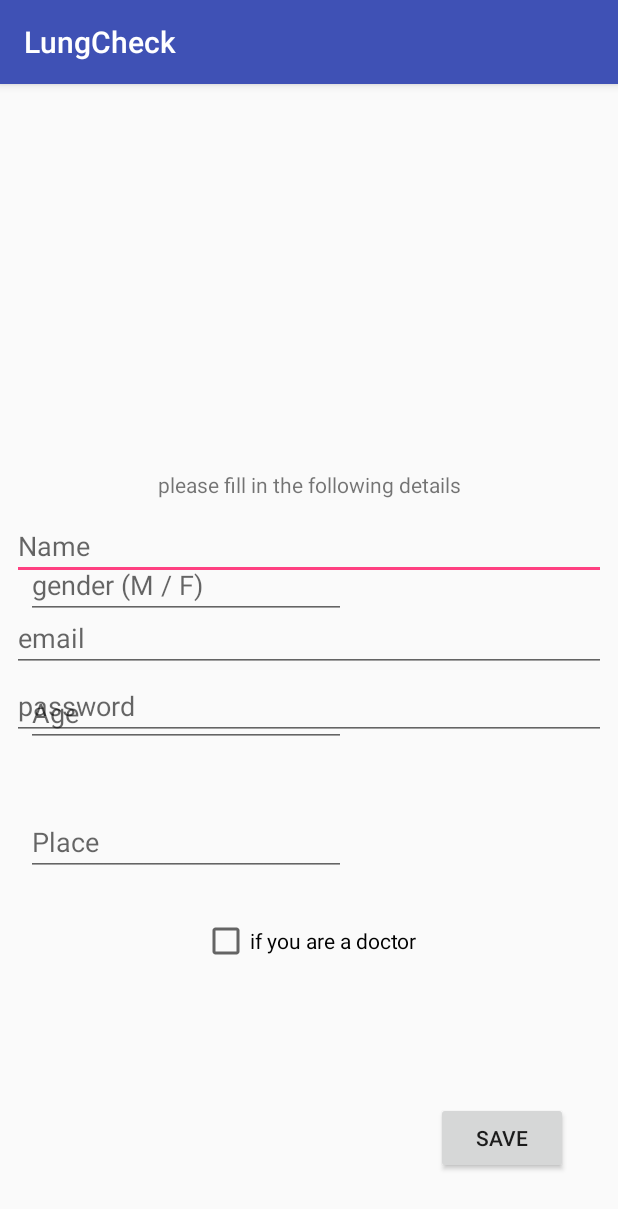
After one commit to HeyangSun/Capstone_LungCheck, an Android app: the SignUp screen opened directly, with no data from a screen before it, on a phone screen of 412 x 824 dp. The commit adds this screen. Shown: the top 1209 px of the screen. Run offline under Robolectric (Android 15) with nearby library versions, the phone set to English and light mode, and no system bars.

Commit message:
removed all the warnings from signup and doctorsignup pages

```diff
--- a/LungCheck/app/build.gradle
+++ b/LungCheck/app/build.gradle
@@ -2,7 +2,8 @@ apply plugin: 'com.android.application'
 
 android {
     compileSdkVersion 24
-    buildToolsVersion "24.0.2"
+    buildToolsVersion '25.0.0'
+
     defaultConfig {
         applicationId "com.example.heyang.lungcheck"
         minSdkVersion 22
@@ -25,5 +26,6 @@ dependencies {
         exclude group: 'com.android.support', module: 'support-annotations'
     })
     compile 'com.android.support:appcompat-v7:24.2.1'
+    compile 'com.android.support.constraint:constraint-layout:1.0.2'
     testCompile 'junit:junit:4.12'
 }
--- a/LungCheck/app/src/main/AndroidManifest.xml
+++ b/LungCheck/app/src/main/AndroidManifest.xml
@@ -25,7 +25,9 @@
         <activity android:name=".RecordingPage" />
         <activity android:name=".DetailedInstructionsOne" />
         <activity android:name=".LogIn" />
-        <activity android:name=".RecordingPage1"></activity>
+        <activity android:name=".RecordingPage1" />
+        <activity android:name=".SignUp" />
+        <activity android:name=".SignUpDoctor"></activity>
     </application>
 
 </manifest>
--- /dev/null
+++ b/LungCheck/app/src/main/java/com/example/heyang/lungcheck/SignUp.java
@@ -0,0 +1,44 @@
+package com.example.heyang.lungcheck;
+
+import android.content.Intent;
+import android.support.v7.app.AppCompatActivity;
+import android.os.Bundle;
+import android.view.View;
+import android.widget.Button;
+import android.widget.CheckBox;
+import android.widget.EditText;
+
+public class SignUp extends AppCompatActivity {
+
+    EditText txtEmail, txtPassword, txtAge, txtName, txtGender, txtPlace;
+    CheckBox chkBoxDoctor;
+    Button btnSave;
+
+    @Override
+    protected void onCreate(Bundle savedInstanceState) {
+        super.onCreate(savedInstanceState);
+        setContentView(R.layout.activity_sign_up);
+        txtName= (EditText)findViewById(R.id.TextName);
+        txtEmail= (EditText)findViewById(R.id.TextEmail);
+        txtAge= (EditText)findViewById(R.id.TextAge);
+        txtPassword=(EditText)findViewById(R.id.TextPassword);
+        txtGender=(EditText)findViewById(R.id.TextGender);
+        txtPlace=(EditText)findViewById(R.id.TextPlace);
+        btnSave=(Button)findViewById(R.id.ButtonSave);
+        chkBoxDoctor=(CheckBox)findViewById(R.id.checkBoxDoctor) ;
+        btnSave.setOnClickListener(new View.OnClickListener() {
+            @Override
+            public void onClick(View v) {
+                if(chkBoxDoctor.isChecked()){
+                    Intent intent1= new Intent(SignUp.this,SignUpDoctor.class);
+                    startActivity(intent1);
+                }
+                else{
+                    Intent intent2 =new Intent(SignUp.this, InstructionsOne.class);
+                    startActivity(intent2);
+                }
+
+            }
+        });
+    }
+}
--- /dev/null
+++ b/LungCheck/app/src/main/res/layout/activity_sign_up.xml
@@ -0,0 +1,169 @@
+<?xml version="1.0" encoding="utf-8"?>
+<android.support.constraint.ConstraintLayout xmlns:android="http://schemas.android.com/apk/res/android"
+    xmlns:app="http://schemas.android.com/apk/res-auto"
+    xmlns:tools="http://schemas.android.com/tools"
+    android:layout_width="match_parent"
+    android:layout_height="match_parent"
+    tools:context="com.example.heyang.lungcheck.SignUp">
+
+    <TextView
+        android:id="@+id/textView"
+        android:layout_width="wrap_content"
+        android:layout_height="wrap_content"
+        android:text="@string/title"
+        android:layout_marginRight="8dp"
+        app:layout_constraintRight_toRightOf="parent"
+        android:layout_marginLeft="8dp"
+        app:layout_constraintLeft_toLeftOf="parent"
+        android:layout_marginStart="8dp"
+        android:layout_marginEnd="8dp"
+        app:layout_constraintBottom_toBottomOf="parent"
+        app:layout_constraintHorizontal_bias="0.503"
+        android:layout_marginBottom="491dp" />
+
+    <EditText
+        android:id="@+id/TextName"
+        android:layout_width="0dp"
+        android:layout_height="wrap_content"
+        android:layout_marginBottom="8dp"
+        android:layout_marginEnd="8dp"
+        android:layout_marginLeft="8dp"
+        android:layout_marginRight="8dp"
+        android:layout_marginStart="8dp"
+        android:layout_marginTop="0dp"
+        android:ems="10"
+        android:hint="@string/hint1"
+        android:inputType="textPersonName"
+        android:visibility="visible"
+        app:layout_constraintBottom_toBottomOf="parent"
+        app:layout_constraintHorizontal_bias="0.0"
+        app:layout_constraintLeft_toLeftOf="parent"
+        app:layout_constraintRight_toRightOf="parent"
+        app:layout_constraintTop_toBottomOf="@+id/textView"
+        app:layout_constraintVertical_bias="0.02" />
+
+    <EditText
+        android:id="@+id/TextEmail"
+        android:layout_width="0dp"
+        android:layout_height="wrap_content"
+        android:layout_marginBottom="8dp"
+        android:layout_marginEnd="8dp"
+        android:layout_marginLeft="8dp"
+        android:layout_marginRight="8dp"
+        android:layout_marginStart="8dp"
+        android:layout_marginTop="-1dp"
+        android:ems="10"
+        android:hint="@string/hint2"
+        android:inputType="textEmailAddress"
+        app:layout_constraintBottom_toBottomOf="parent"
+        app:layout_constraintHorizontal_bias="0.0"
+        app:layout_constraintLeft_toLeftOf="parent"
+        app:layout_constraintRight_toRightOf="parent"
+        app:layout_constraintTop_toBottomOf="@+id/TextName"
+        app:layout_constraintVertical_bias="0.045" />
+
+    <EditText
+        android:id="@+id/TextPassword"
+        android:layout_width="0dp"
+        android:layout_height="wrap_content"
+        android:layout_marginBottom="8dp"
+        android:layout_marginEnd="8dp"
+        android:layout_marginLeft="8dp"
+        android:layout_marginRight="8dp"
+        android:layout_marginStart="8dp"
+        android:layout_marginTop="0dp"
+        android:ems="10"
+        android:hint="@string/hint3"
+        android:inputType="textPassword"
+        app:layout_constraintBottom_toBottomOf="parent"
+        app:layout_constraintHorizontal_bias="0.0"
+        app:layout_constraintLeft_toLeftOf="parent"
+        app:layout_constraintRight_toRightOf="parent"
+        app:layout_constraintTop_toBottomOf="@+id/TextEmail"
+        app:layout_constraintVertical_bias="0.0" />
+
+    <EditText
+        android:id="@+id/TextGender"
+        android:layout_width="wrap_content"
+        android:layout_height="wrap_content"
+        android:layout_marginBottom="8dp"
+        android:layout_marginEnd="8dp"
+        android:layout_marginLeft="8dp"
+        android:layout_marginRight="8dp"
+        android:layout_marginStart="8dp"
+        android:layout_marginTop="8dp"
+        android:ems="10"
+        android:hint="@string/hint4"
+        android:inputType="textShortMessage"
+        app:layout_constraintBottom_toBottomOf="parent"
+        app:layout_constraintHorizontal_bias="0.052"
+        app:layout_constraintLeft_toLeftOf="parent"
+        app:layout_constraintRight_toRightOf="parent"
+        app:layout_constraintTop_toTopOf="parent"
+        app:layout_constraintVertical_bias="0.429" />
+
+    <EditText
+        android:id="@+id/TextAge"
+        android:layout_width="wrap_content"
+        android:layout_height="wrap_content"
+        android:layout_marginBottom="8dp"
+        android:layout_marginTop="8dp"
+        android:ems="10"
+        android:hint="@string/hint5"
+        android:inputType="number"
+        app:layout_constraintBottom_toBottomOf="parent"
+        app:layout_constraintTop_toTopOf="parent"
+        app:layout_constraintVertical_bias="0.55"
+        android:layout_marginRight="8dp"
+        app:layout_constraintRight_toRightOf="parent"
+        android:layout_marginLeft="8dp"
+        app:layout_constraintLeft_toLeftOf="parent"
+        app:layout_constraintHorizontal_bias="0.052" />
+
+    <CheckBox
+        android:id="@+id/checkBoxDoctor"
+        android:layout_width="wrap_content"
+        android:layout_height="wrap_content"
+        android:text="@string/checkbox"
+        android:layout_marginLeft="8dp"
+        app:layout_constraintLeft_toLeftOf="parent"
+        app:layout_constraintTop_toBottomOf="@+id/TextAge"
+        android:layout_marginRight="8dp"
+        app:layout_constraintRight_toRightOf="parent"
+        android:layout_marginTop="113dp" />
+
+    <EditText
+        android:id="@+id/TextPlace"
+        android:layout_width="wrap_content"
+        android:layout_height="wrap_content"
+        android:layout_marginBottom="8dp"
+        android:layout_marginLeft="8dp"
+        android:layout_marginRight="8dp"
+        android:layout_marginTop="8dp"
+        android:ems="10"
+        android:hint="@string/hint6"
+        android:inputType="textPostalAddress"
+        app:layout_constraintBottom_toBottomOf="parent"
+        app:layout_constraintHorizontal_bias="0.052"
+        app:layout_constraintLeft_toLeftOf="parent"
+        app:layout_constraintRight_toRightOf="parent"
+        app:layout_constraintTop_toTopOf="parent"
+        app:layout_constraintVertical_bias="0.672" />
+
+    <Button
+        android:id="@+id/ButtonSave"
+        android:layout_width="wrap_content"
+        android:layout_height="wrap_content"
+        android:text="@string/button1"
+        app:layout_constraintTop_toTopOf="parent"
+        android:layout_marginTop="8dp"
+        app:layout_constraintBottom_toBottomOf="parent"
+        android:layout_marginBottom="8dp"
+        app:layout_constraintVertical_bias="0.953"
+        android:layout_marginLeft="8dp"
+        app:layout_constraintLeft_toLeftOf="parent"
+        android:layout_marginRight="8dp"
+        app:layout_constraintRight_toRightOf="parent"
+        app:layout_constraintHorizontal_bias="0.917" />
+
+</android.support.constraint.ConstraintLayout>
--- a/LungCheck/app/src/main/res/values/strings.xml
+++ b/LungCheck/app/src/main/res/values/strings.xml
@@ -1,3 +1,16 @@
 <resources>
     <string name="app_name">LungCheck</string>
+    <string name="title">please fill in the following details</string>
+    <string name="hint1">Name</string>
+    <string name="hint2">email</string>
+    <string name="hint3">password</string>
+    <string name="hint4">gender (M / F)</string>
+    <string name="hint5">Age</string>
+    <string name="hint6">Place</string>
+    <string name="checkbox">if you are a doctor</string>
+    <string name="button1">Save</string>
+    <string name="title2">Required additional information to register as Doctor</string>
+    <string name="hint7">Lisence no.</string>
+    <string name="hint8">Hospital name</string>
+
 </resources>
--- a/LungCheck/build.gradle
+++ b/LungCheck/build.gradle
@@ -5,7 +5,7 @@ buildscript {
         jcenter()
     }
     dependencies {
-        classpath 'com.android.tools.build:gradle:2.2.0'
+        classpath 'com.android.tools.build:gradle:2.3.1'
 
         // NOTE: Do not place your application dependencies here; they belong
         // in the individual module build.gradle files
```
Also changed, not shown: LungCheck/app/src/main/java/com/example/heyang/lungcheck/LogIn.java (+8 -0 lines), LungCheck/app/src/main/java/com/example/heyang/lungcheck/SignUpDoctor.java (added, +30 -0 lines), LungCheck/app/src/main/res/layout/activity_sign_up_doctor.xml (added, +72 -0 lines), LungCheck/gradle/wrapper/gradle-wrapper.properties.
